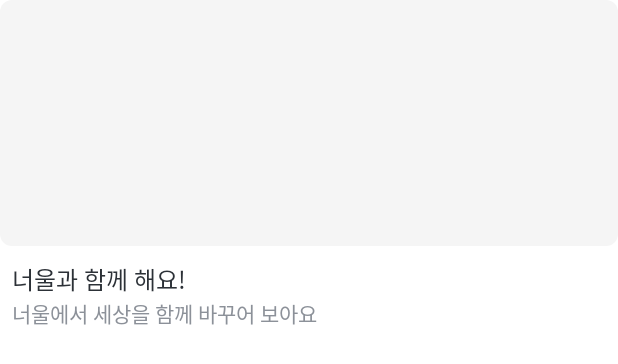
After one commit to UMC-neoul/NEOUL_FRONT, an Android app: the layout item_event.xml on its own in the app's theme, with its tools: preview values and no code run, on a phone screen of 412 x 824 dp. The commit adds this screen. Shown: the top 364 px of the screen. Run offline under Robolectric (Android 15) with nearby library versions, the phone set to English and light mode, and no system bars.

Commit message:
Feat: 이벤트 페이지 레이아웃
이벤트 페이지 레이아웃 작성 완료

```diff
--- /dev/null
+++ b/Neoul/app/src/main/java/com/example/neoul/data/model/Event.kt
@@ -0,0 +1,3 @@
+package com.example.neoul.data.model
+
+data class Event(val title:String, val subTitle: String, val BannerImg: String)
--- a/Neoul/app/src/main/res/layout/activity_main.xml
+++ b/Neoul/app/src/main/res/layout/activity_main.xml
@@ -22,7 +22,9 @@
         app:layout_constraintEnd_toEndOf="parent"
         app:layout_constraintBottom_toTopOf="@id/bottomNav"
         android:layout_width="0dp"
-        android:layout_height="0dp"/>
+        android:layout_height="0dp"
+        app:defaultNavHost="true"
+        app:navGraph="@navigation/nav_graph"/>
 
     <com.google.android.material.bottomnavigation.BottomNavigationView
         android:id="@+id/bottomNav"
--- /dev/null
+++ b/Neoul/app/src/main/res/layout/item_event.xml
@@ -0,0 +1,41 @@
+<?xml version="1.0" encoding="utf-8"?>
+<androidx.constraintlayout.widget.ConstraintLayout xmlns:android="http://schemas.android.com/apk/res/android"
+    android:layout_width="match_parent"
+    android:layout_height="match_parent"
+    xmlns:app="http://schemas.android.com/apk/res-auto">
+
+    <ImageView
+        android:id="@+id/img_banner"
+        android:layout_width="match_parent"
+        android:layout_height="164dp"
+        app:layout_constraintTop_toTopOf="parent"
+        app:layout_constraintStart_toStartOf="parent"
+        android:background="@drawable/border_radius_8"
+        android:backgroundTint="@color/warmGray98"/>
+
+    <TextView
+        android:id="@+id/text_title"
+        android:layout_width="wrap_content"
+        android:layout_height="wrap_content"
+        app:layout_constraintStart_toStartOf="@id/img_banner"
+        app:layout_constraintTop_toBottomOf="@id/img_banner"
+        android:text="너울과 함께 해요!"
+        android:layout_marginLeft="8dp"
+        android:layout_marginTop="10dp"
+        android:textSize="16sp"
+        android:textColor="@color/coolGray20"
+        />
+
+    <TextView
+        android:id="@+id/text_subTitle"
+        android:layout_width="wrap_content"
+        android:layout_height="wrap_content"
+        app:layout_constraintStart_toStartOf="@id/text_title"
+        app:layout_constraintTop_toBottomOf="@id/text_title"
+        android:text="너울에서 세상을 함께 바꾸어 보아요"
+        android:textSize="14sp"
+        android:textColor="@color/coolGray60"
+        />
+
+
+</androidx.constraintlayout.widget.ConstraintLayout>
--- a/Neoul/app/src/main/res/values/colors.xml
+++ b/Neoul/app/src/main/res/values/colors.xml
@@ -3,6 +3,7 @@
     <color name="black">#FF000000</color>
     <color name="white">#FFFFFFFF</color>
     <color name="coolGray10">#171C22</color>
+    <color name="coolGray20">#2C3137</color>
     <color name="coolGray60">#8C9199</color>
     <color name="coolGray90">#DEE3EB</color>
     <color name="coolGray95">#EDF1F9</color>
```
Also changed, not shown: Neoul/app/src/main/java/com/example/neoul/presentation/main/home/EventFragment.kt (added, +52 -0 lines), Neoul/app/src/main/java/com/example/neoul/presentation/main/home/EventRVAdapter.kt (added, +35 -0 lines), Neoul/app/src/main/java/com/example/neoul/presentation/main/home/EventViewModel.kt (added, +11 -0 lines), Neoul/app/src/main/res/layout/fragment_event.xml (added, +14 -0 lines).
